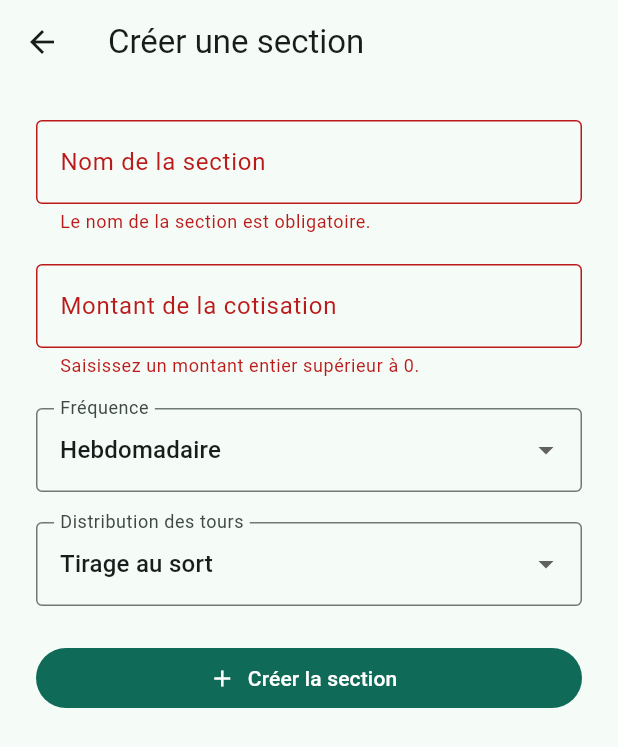
After one commit to juniorfortune921-dot/tontineCi, a Flutter app: the CreateGroupScreen screen opened directly, after a tap on "Créer la section", on a phone screen of 412 x 824 dp. The commit adds this screen. Shown: the top 747 px of the screen. Run offline on Flutter 3.47's test engine with Material 3 defaults, Android fonts, the phone set to English and light mode, and no system bars; our stand-ins replace cloud_firestore, firebase_auth, firebase_core, flutter_riverpod, go_router; accounts and stored records are empty.

Commit message:
Creation de section

```diff
--- a/lib/features/groups/models/group.dart
+++ b/lib/features/groups/models/group.dart
@@ -1,6 +1,7 @@
 import '../../../core/utils/firestore_converters.dart';
 
 enum GroupFrequency {
+  daily('daily'),
   weekly('weekly'),
   monthly('monthly');
 
@@ -31,6 +32,7 @@ class Group {
     required this.frequency,
     required this.distributionMode,
     required this.ownerId,
+    required this.memberIds,
     required this.createdAt,
   });
 
@@ -41,6 +43,7 @@ class Group {
   final GroupFrequency frequency;
   final DistributionMode distributionMode;
   final String ownerId;
+  final List<String> memberIds;
   final DateTime createdAt;
 
   factory Group.fromMap(String id, Map<String, dynamic> data) => Group(
@@ -53,6 +56,7 @@ class Group {
           data['distributionMode'] as String,
         ),
         ownerId: data['ownerId'] as String,
+        memberIds: List<String>.from(data['memberIds'] as List),
         createdAt: dateTimeFromFirestore(data['createdAt']),
       );
 
@@ -63,6 +67,7 @@ class Group {
         'frequency': frequency.value,
         'distributionMode': distributionMode.value,
         'ownerId': ownerId,
+        'memberIds': memberIds,
         'createdAt': dateTimeToFirestore(createdAt),
       };
 }
--- /dev/null
+++ b/lib/features/groups/presentation/create_group_screen.dart
@@ -0,0 +1,205 @@
+import 'package:cloud_firestore/cloud_firestore.dart';
+import 'package:firebase_auth/firebase_auth.dart';
+import 'package:flutter/material.dart';
+import 'package:flutter/services.dart';
+
+import '../models/group.dart';
+import '../models/member.dart';
+
+class CreateGroupScreen extends StatefulWidget {
+  const CreateGroupScreen({super.key});
+
+  @override
+  State<CreateGroupScreen> createState() => _CreateGroupScreenState();
+}
+
+class _CreateGroupScreenState extends State<CreateGroupScreen> {
+  final _formKey = GlobalKey<FormState>();
+  final _nameController = TextEditingController();
+  final _amountController = TextEditingController();
+  GroupFrequency _frequency = GroupFrequency.weekly;
+  DistributionMode _distributionMode = DistributionMode.tirage;
+  bool _isSaving = false;
+  String? _errorMessage;
+
+  @override
+  void dispose() {
+    _nameController.dispose();
+    _amountController.dispose();
+    super.dispose();
+  }
+
+  Future<void> _createGroup() async {
+    if (!_formKey.currentState!.validate()) return;
+    final user = FirebaseAuth.instance.currentUser;
+    if (user == null) {
+      setState(() => _errorMessage = 'Vous devez être connecté pour continuer.');
+      return;
+    }
+
+    setState(() {
+      _isSaving = true;
+      _errorMessage = null;
+    });
+
+    final now = DateTime.now();
+    final groupReference = FirebaseFirestore.instance.collection('groups').doc();
+    final group = Group(
+      id: groupReference.id,
+      name: _nameController.text.trim(),
+      amount: int.parse(_amountController.text.trim()),
+      currency: 'XOF',
+      frequency: _frequency,
+      distributionMode: _distributionMode,
+      ownerId: user.uid,
+      memberIds: [user.uid],
+      createdAt: now,
+    );
+    final member = Member(
+      id: user.uid,
+      userId: user.uid,
+      groupId: groupReference.id,
+      joinedAt: now,
+    );
+
+    try {
+      final batch = FirebaseFirestore.instance.batch();
+      batch.set(groupReference, group.toMap());
+      batch.set(
+        groupReference.collection('members').doc(user.uid),
+        member.toMap(),
+      );
+      await batch.commit();
+      if (!mounted) return;
+      final messenger = ScaffoldMessenger.of(context);
+      Navigator.of(context).pop();
+      messenger.showSnackBar(
+        const SnackBar(content: Text('Section créée avec succès.')),
+      );
+    } on FirebaseException {
+      if (!mounted) return;
+      setState(() {
+        _isSaving = false;
+        _errorMessage = 'Impossible de créer la section. Réessayez.';
+      });
+    }
+  }
+
+  String _frequencyLabel(GroupFrequency frequency) => switch (frequency) {
+        GroupFrequency.daily => 'Quotidienne',
+        GroupFrequency.weekly => 'Hebdomadaire',
+        GroupFrequency.monthly => 'Mensuelle',
+      };
+
+  String _distributionLabel(DistributionMode mode) => switch (mode) {
+        DistributionMode.tirage => 'Tirage au sort',
+        DistributionMode.ordre => 'Ordre fixé',
+      };
+
+  @override
+  Widget build(BuildContext context) => Scaffold(
+        appBar: AppBar(title: const Text('Créer une section')),
+        body: SafeArea(
+          child: Form(
+            key: _formKey,
+            child: ListView(
+              padding: const EdgeInsets.all(24),
+              children: [
+                TextFormField(
+                  controller: _nameController,
+                  decoration: const InputDecoration(
+                    labelText: 'Nom de la section',
+                    border: OutlineInputBorder(),
+                  ),
+                  textCapitalization: TextCapitalization.sentences,
+                  validator: (value) => value == null || value.trim().isEmpty
+                      ? 'Le nom de la section est obligatoire.'
+                      : null,
+                ),
+                const SizedBox(height: 20),
+                TextFormField(
+                  controller: _amountController,
+                  decoration: const InputDecoration(
+                    labelText: 'Montant de la cotisation',
+                    suffixText: 'FCFA',
+                    border: OutlineInputBorder(),
+                  ),
+                  keyboardType: TextInputType.number,
+                  inputFormatters: [FilteringTextInputFormatter.digitsOnly],
+                  validator: (value) {
+                    final amount = int.tryParse(value?.trim() ?? '');
+                    return amount == null || amount <= 0
+                        ? 'Saisissez un montant entier supérieur à 0.'
+                        : null;
+                  },
+                ),
+                const SizedBox(height: 20),
+                DropdownButtonFormField<GroupFrequency>(
+                  value: _frequency,
+                  decoration: const InputDecoration(
+                    labelText: 'Fréquence',
+                    border: OutlineInputBorder(),
+                  ),
+                  items: GroupFrequency.values
+                      .map(
+                        (frequency) => DropdownMenuItem(
+                          value: frequency,
+                          child: Text(_frequencyLabel(frequency)),
+                        ),
+                      )
+                      .toList(),
+                  onChanged: _isSaving
+                      ? null
+                      : (frequency) {
+                          if (frequency != null) {
+                            setState(() => _frequency = frequency);
+                          }
+                        },
+                ),
+                const SizedBox(height: 20),
+                DropdownButtonFormField<DistributionMode>(
+                  value: _distributionMode,
+                  decoration: const InputDecoration(
+                    labelText: 'Distribution des tours',
+                    border: OutlineInputBorder(),
+                  ),
+                  items: DistributionMode.values
+                      .map(
+                        (mode) => DropdownMenuItem(
+                          value: mode,
+                          child: Text(_distributionLabel(mode)),
+                        ),
+                      )
+                      .toList(),
+                  onChanged: _isSaving
+                      ? null
+                      : (mode) {
+                          if (mode != null) {
+                            setState(() => _distributionMode = mode);
+                          }
+                        },
+                ),
+                if (_errorMessage != null) ...[
+                  const SizedBox(height: 16),
+                  Text(
+                    _errorMessage!,
+                    style: TextStyle(color: Theme.of(context).colorScheme.error),
+                  ),
+                ],
+                const SizedBox(height: 24),
+                FilledButton.icon(
+                  onPressed: _isSaving ? null : _createGroup,
+                  icon: _isSaving
+                      ? const SizedBox.square(
+                          dimension: 18,
+                          child: CircularProgressIndicator(strokeWidth: 2),
+                        )
+                      : const Icon(Icons.add),
+                  label: const Text('Créer la section'),
+                ),
+              ],
+            ),
+          ),
+        ),
+      );
+}
--- a/lib/features/groups/presentation/groups_screen.dart
+++ b/lib/features/groups/presentation/groups_screen.dart
@@ -1,8 +1,24 @@
-import 'package:flutter/widgets.dart';
+import 'package:flutter/material.dart';
+
+import 'create_group_screen.dart';
 
 class GroupsScreen extends StatelessWidget {
   const GroupsScreen({super.key});
 
+  Future<void> _openCreateGroup(BuildContext context) => Navigator.of(context)
+      .push<void>(
+        MaterialPageRoute<void>(
+          builder: (context) => const CreateGroupScreen(),
+        ),
+      );
+
   @override
-  Widget build(BuildContext context) => const SizedBox.expand();
+  Widget build(BuildContext context) => Scaffold(
+        body: const Center(child: Text('Aucune section pour le moment.')),
+        floatingActionButton: FloatingActionButton(
+          tooltip: 'Créer une section',
+          onPressed: () => _openCreateGroup(context),
+          child: const Icon(Icons.add),
+        ),
+      );
 }
```
Also changed, not shown: 1 other file.
